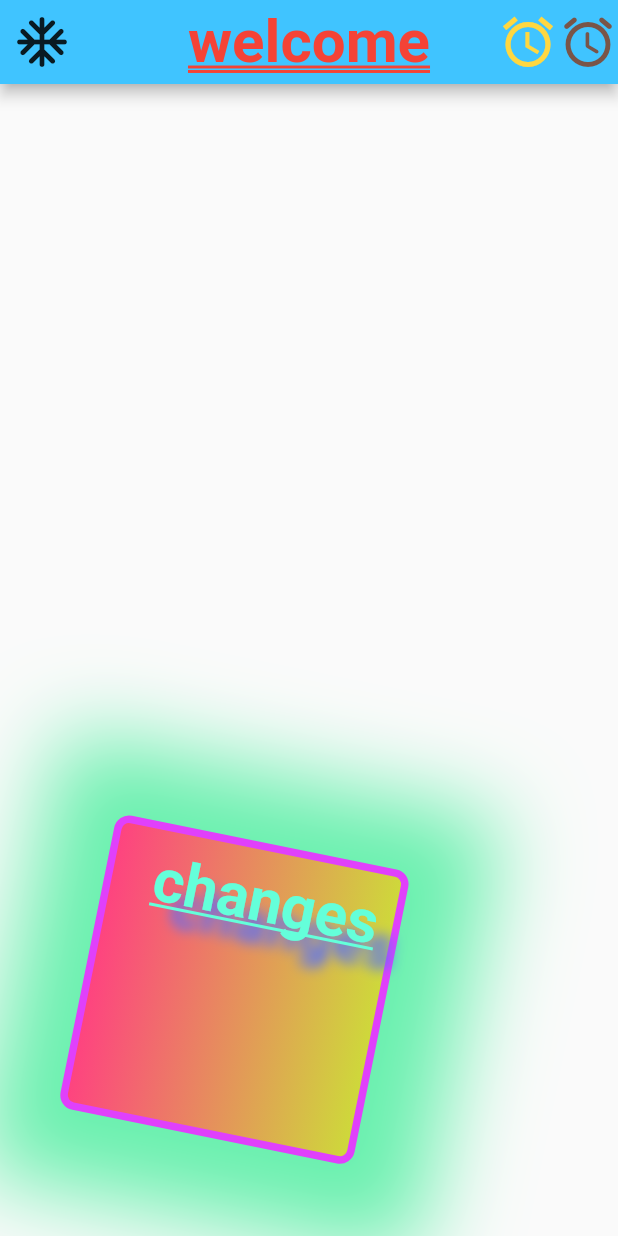
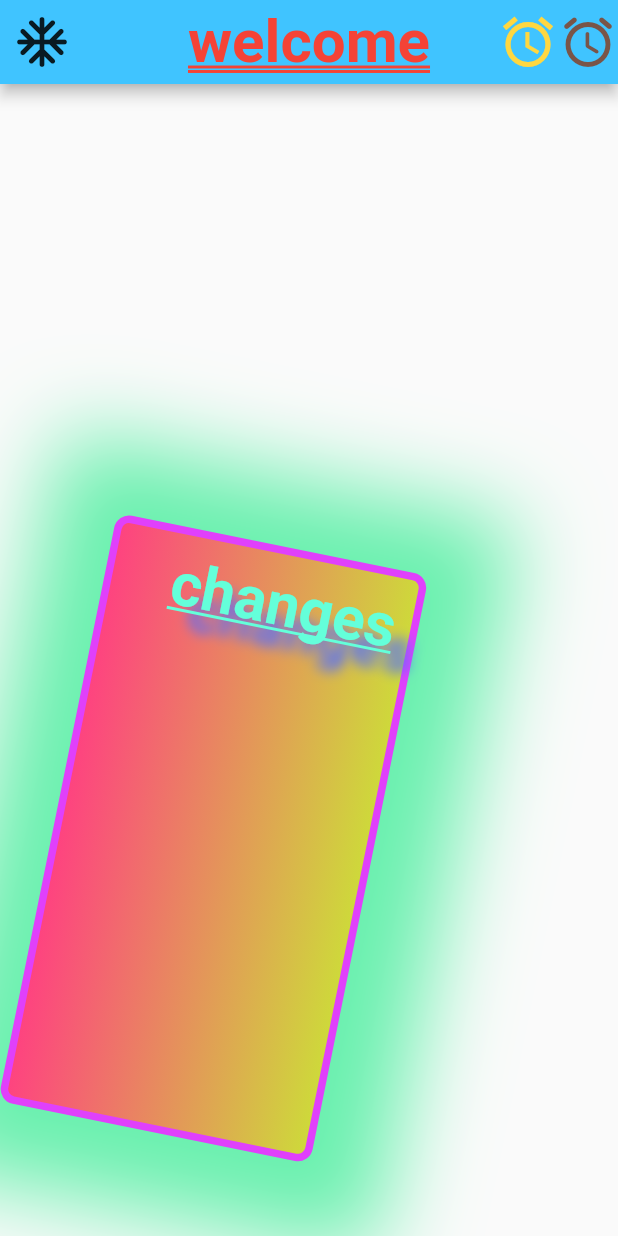
Before and after one commit to panchalpayal1999/Test, a Flutter app: the screen it shows after launch, on a phone screen of 412 x 824 dp. Run offline on Flutter 3.47's test engine with Material 2 defaults, Android fonts, the phone set to English and light mode, and no system bars.

Commit message:
second commit

```diff
--- a/lib/main.dart
+++ b/lib/main.dart
@@ -38,8 +38,8 @@ class MyApp extends StatelessWidget {
 
           child: Container(
 
-            height: 200,
-            width: 200,
+            height: 400,
+            width: 400,
 
             transform:Matrix4.rotationZ(0.2),
             decoration: BoxDecoration(
```
